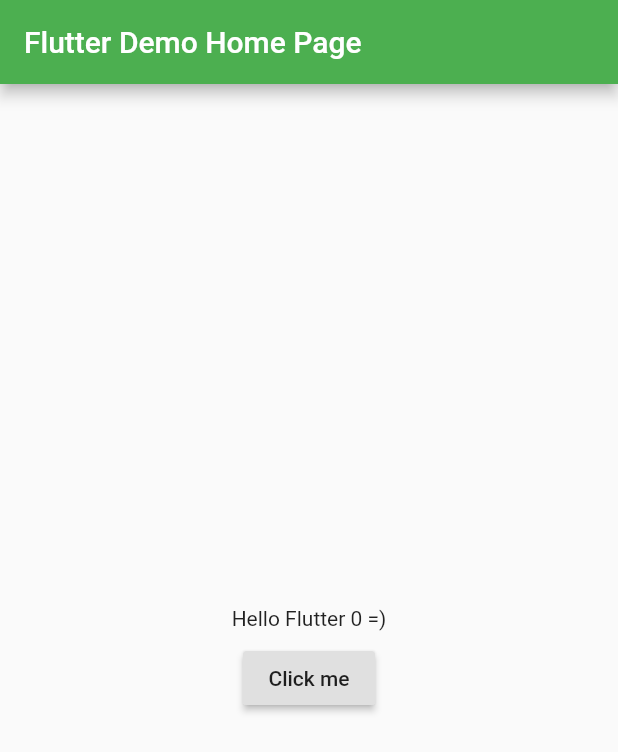
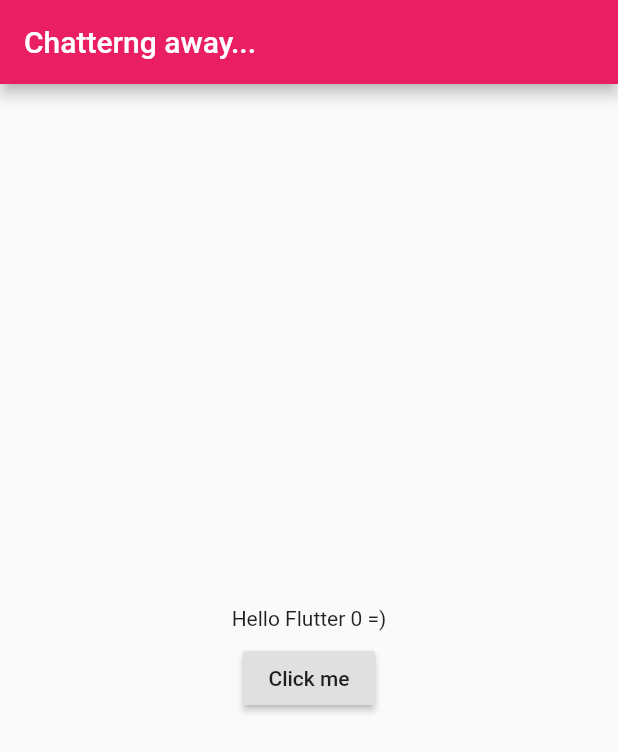
Before and after one commit to domesticmouse/flutter_class_101, a Flutter app: the screen it shows after launch, on a phone screen of 412 x 824 dp. Shown: the top 752 px of the screen. Run offline on Flutter 3.47's test engine with Material 2 defaults, Android fonts, the light colour scheme and no system bars.

Commit message:
Renaming the app for Chattr

```diff
--- a/lib/main.dart
+++ b/lib/main.dart
@@ -39,11 +39,11 @@
   @override
   Widget build(BuildContext context) {
     return MaterialApp(
-      title: 'Flutter Demo',
+      title: 'Chattr (Alpha!)',
       theme: ThemeData(
-        primarySwatch: Colors.green,
+        primarySwatch: Colors.pink,
       ),
-      home: MyHomePage(title: 'Flutter Demo Home Page'),
+      home: MyHomePage(title: 'Chatterng away...'),
     );
   }
 }
```
